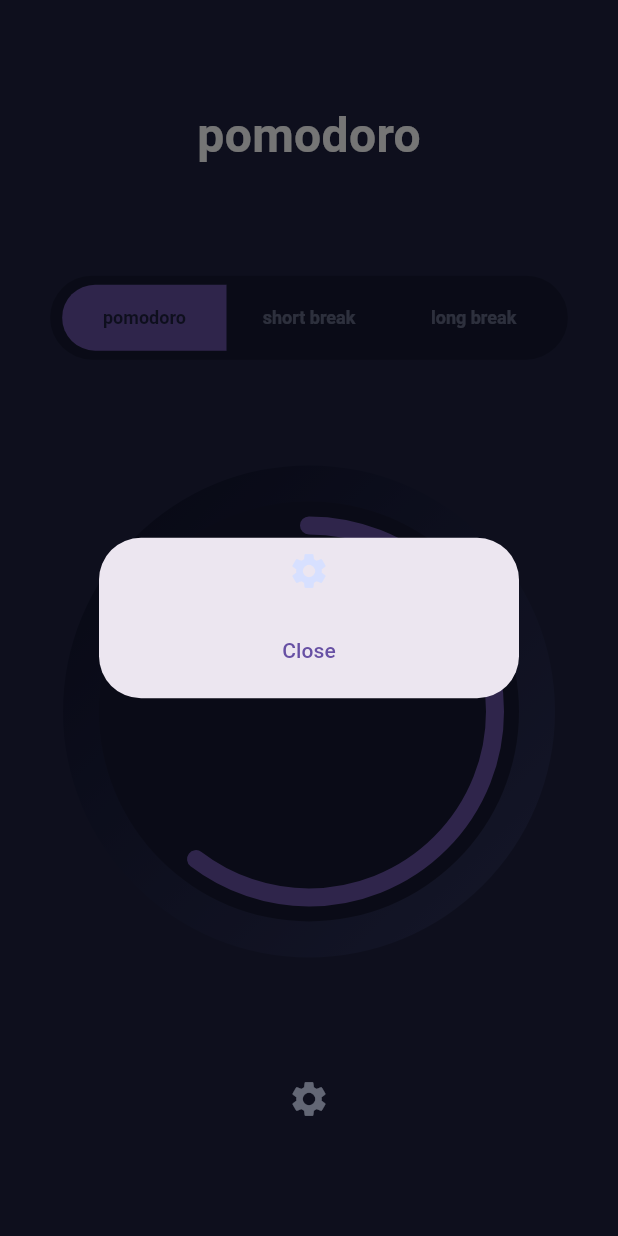
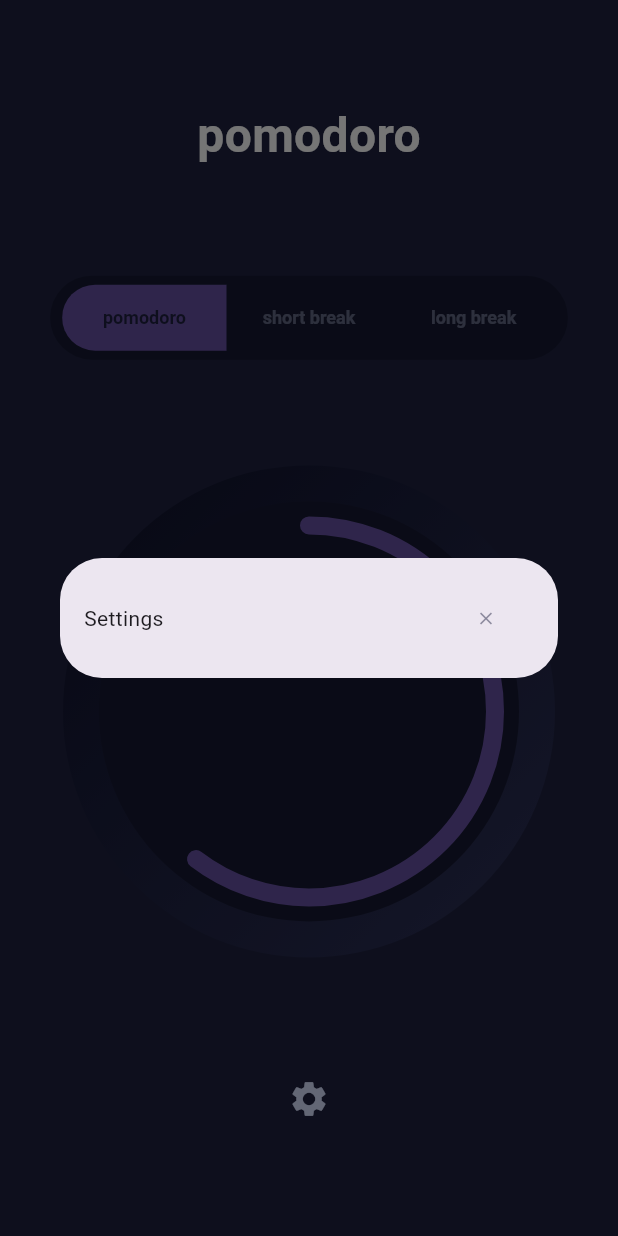
Before and after one commit to asvirts/pomodoro, a Flutter app: the screen it shows after launch, after a tap on the "settings" icon, on a phone screen of 412 x 824 dp. Run offline on Flutter 3.47's test engine with Material 3 defaults, Android fonts, the phone set to English and light mode, and no system bars; our stand-ins replace flutter_riverpod, google_fonts, riverpod_annotation.

Commit message:
working on settings page

```diff
--- a/pomodoro/lib/widgets/settings.dart
+++ b/pomodoro/lib/widgets/settings.dart
@@ -13,24 +13,29 @@ class SettingsDialog extends StatelessWidget {
             context: context,
             builder: (BuildContext context) => Dialog(
               child: Padding(
-                padding: const EdgeInsets.all(8.0),
+                padding: const EdgeInsets.all(16),
                 child: Column(
                   mainAxisSize: MainAxisSize.min,
                   mainAxisAlignment: MainAxisAlignment.center,
                   children: <Widget>[
-                    const Icon(
-                      Icons.settings,
-                      color: Color.fromRGBO(215, 224, 255, 1),
-                      size: 28.0,
-                      semanticLabel: 'App settings',
+                    Row(
+                        mainAxisAlignment: MainAxisAlignment.spaceBetween,
+                        children: [
+                          const Text(
+                            "Settings",
                           ),
-                    const SizedBox(height: 15),
                           TextButton(
                             onPressed: () {
                               Navigator.pop(context);
                             },
-                      child: const Text('Close'),
+                            child: const Icon(
+                              Icons.close,
+                              color: Color.fromRGBO(30, 33, 63, .5),
+                              size: 14.0,
+                              semanticLabel: 'Close app settings',
                             ),
+                          ),
+                        ]),
                   ],
                 ),
               ),
```
Lines whose indentation alone changed are shown as unchanged.
